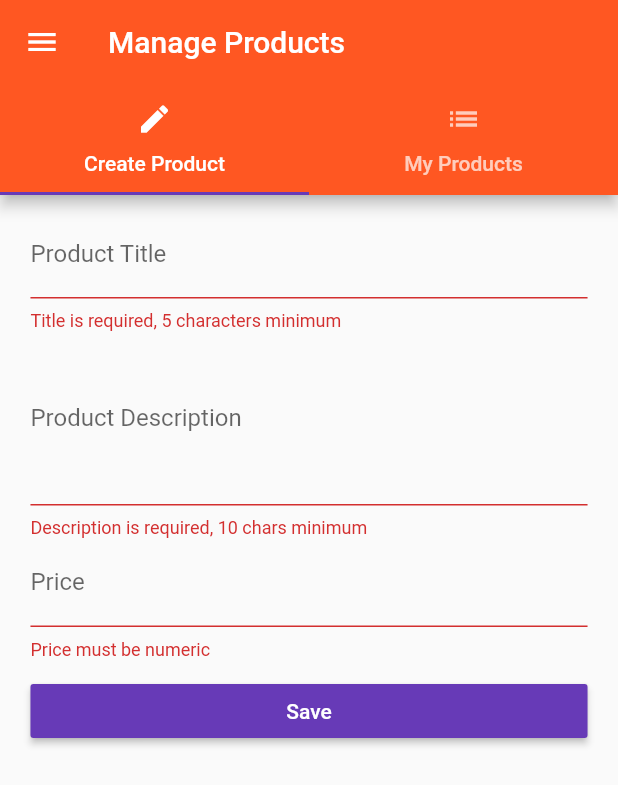
After one commit to john-martens/udemy_course, a Flutter app: the ProductAdminPage screen opened by its route, after a tap on "Save", on a phone screen of 412 x 824 dp. The commit adds this screen. Shown: the top 785 px of the screen. Run offline on Flutter 3.47's test engine with Material 2 defaults, Android fonts, the phone set to English and light mode, and no system bars.

Commit message:
finished Section 9 Forms

```diff
--- a/lib/main.dart
+++ b/lib/main.dart
@@ -36,6 +36,12 @@ class _MyAppState extends State<MyApp>{
     });
   }
 
+ void updateProduct(int index, Map<String, dynamic> newproduct){
+    setState(() {
+          _products[index] = newproduct;
+    });
+  }
+
 
   @override
   Widget build(BuildContext context) {
@@ -53,7 +59,7 @@ class _MyAppState extends State<MyApp>{
       routes: {
         '/' : (BuildContext context) => AuthPage(),
         '/products' : (BuildContext context) => HomePage(_products),
-        '/admin' : (BuildContext context) => ProductAdminPage(addProduct, deleteProduct),
+        '/admin' : (BuildContext context) => ProductAdminPage(addProduct, updateProduct, deleteProduct, _products),
       },
       onGenerateRoute: (RouteSettings settings){
         final List<String> pathElements = settings.name.split('/');
--- a/lib/pages/product_admin.dart
+++ b/lib/pages/product_admin.dart
@@ -1,12 +1,14 @@
 import 'package:flutter/material.dart';
-import 'package:section2/pages/product_create_page.dart';
+import 'package:section2/pages/product_edit_page.dart';
 import 'package:section2/pages/product_list_page.dart';
 
 class ProductAdminPage extends StatelessWidget {
   final Function addProduct;
+  final Function updateProduct;
   final Function deleteProduct;
+  final List<Map<String,dynamic>> products;
 
-  ProductAdminPage(this.addProduct, this.deleteProduct);
+  ProductAdminPage(this.addProduct, this.updateProduct, this.deleteProduct,this.products);
 
   Widget _buildSideDrawer(BuildContext context) {
     return Drawer(
@@ -44,8 +46,8 @@ class ProductAdminPage extends StatelessWidget {
             ),
             body: TabBarView(
               children: <Widget>[
-                ProductCreatePage(addProduct),
-                ProductListPage()
+                ProductEditPage(addProduct: addProduct),
+                ProductListPage(products, updateProduct)
               ],
             )));
   }
--- /dev/null
+++ b/lib/pages/product_edit_page.dart
@@ -0,0 +1,146 @@
+import 'package:flutter/material.dart';
+
+class ProductEditPage extends StatefulWidget {
+  final Function addProduct;
+  final Function updateProduct;
+  final Map<String, dynamic> product;
+  final int productIndex;
+
+  //{} means optional arguments
+  ProductEditPage({this.addProduct, this.updateProduct, this.product, this.productIndex});
+  @override
+  State<StatefulWidget> createState() {
+    return _ProductEditPageState();
+  }
+}
+
+class _ProductEditPageState extends State<ProductEditPage> {
+
+  final Map<String, dynamic>_formData = {
+    'title': null,
+    'description': null,
+    'price': null,
+    'image': 'assets/food.jpg'
+  };
+
+
+  //needed for forms -> a form key
+  final GlobalKey<FormState> _formKey = GlobalKey<FormState>();
+
+//got this from stack overflow - check if data is number
+  bool _isNumeric(String s) {
+    if (s == null) {
+      return false;
+    }
+    try {
+      double.parse(s);
+    } catch (e) {
+      return false;
+    }
+    return true;
+  }
+
+  Widget _buildTitleTextField() {
+    return TextFormField(
+      decoration: InputDecoration(labelText: 'Product Title'),
+      initialValue: widget.product==null? "" : widget.product['title'],
+      validator: (String val) {
+        if (val.isEmpty || val.length < 5)
+          return 'Title is required, 5 characters minimum';
+      },
+      onSaved: (String val) {
+          _formData['title'] = val;
+      }
+    );
+  }
+
+  Widget _buildDescriptionTextField() {
+    return TextFormField(
+      decoration: InputDecoration(labelText: 'Product Description'),
+      initialValue: widget.product==null? "" : widget.product['description'],
+      maxLines: 4,
+      validator: (String val) {
+        if (val.isEmpty || val.length < 10)
+          return 'Description is required, 10 chars minimum';
+      },
+      onSaved: (String val) {
+          _formData['description']  = val;
+      }
+    );
+  }
+
+  Widget _buildPriceTextField() {
+    return TextFormField(
+      decoration: InputDecoration(labelText: 'Price'),
+      initialValue: widget.product==null? "" : widget.product['price'].toString(),
+      keyboardType: TextInputType.number,
+      validator: (String val) {
+        return _isNumeric(val) == false ? "Price must be numeric" : null;
+      },
+      onSaved: (String val) {
+         _formData['price'] =  double.parse(val);
+      }
+    );
+  }
+
+  void _submitForm() {
+    if (_formKey.currentState.validate() == false) return;
+    _formKey.currentState.save();
+    if(widget.product==null){
+      widget.addProduct(_formData);
+    }
+    else{
+      widget.updateProduct(widget.productIndex, _formData);
+    }
+
+    Navigator.pushReplacementNamed(context, '/products');
+  }
+
+  @override
+  Widget build(BuildContext context) {
+    final double _deviceWidth = MediaQuery.of(context).size.width;
+    final double _containWidth =
+        _deviceWidth > 550.0 ? 500.0 : _deviceWidth * 0.95;
+    //cant set width on Listview so we will do padding = dev-contain / 2
+    final double _padding = (_deviceWidth - _containWidth) / 2;
+    //wrap in gesture dectector to click OFF form to close keyboard
+
+    Widget pageContent =
+    GestureDetector(
+      onTap:(){
+        FocusScope.of(context).requestFocus(FocusNode());
+      },
+     child: Container(
+        margin: EdgeInsets.all(10.0),
+        child: Form(
+          key: _formKey,
+          child: ListView(
+            padding: EdgeInsets.symmetric(horizontal: _padding),
+            children: <Widget>[
+              _buildTitleTextField(),
+              _buildDescriptionTextField(),
+              _buildPriceTextField(),
+              SizedBox(height: 10.0),
+              RaisedButton(
+                child: Text("Save"),
+                textColor: Colors.white,
+                onPressed: _submitForm,
+              )
+            ],
+          ),
+        ),
+      ),
+    ); //Gesture detector
+
+      return widget.product==null? pageContent :
+          Scaffold(
+            appBar: AppBar(
+              title: Text("Edit Product"),
+            ),
+            body: pageContent,
+          );
+
+  } //end widget build
+
+
+}
--- a/lib/pages/product_list_page.dart
+++ b/lib/pages/product_list_page.dart
@@ -1,10 +1,36 @@
 import 'package:flutter/material.dart';
+import 'package:section2/pages/product_edit_page.dart';
 
 class ProductListPage extends StatelessWidget {
+  final List<Map<String,dynamic>> products;
+  final Function updateProduct;
+  ProductListPage(this.products, this.updateProduct);
   @override
   Widget build(BuildContext context) {
-   return Center(
-      child: Text("Show all Products"),
-    );
+   return ListView.builder(
+     itemCount: products.length,
+     itemBuilder: (BuildContext context, int index){
+      return ListTile(
+        leading: Image.asset(products[index]['image'],width: 50.0,height: 50.0),
+        title: Text(products[index]['title']),
+        trailing: IconButton(
+          icon: Icon(Icons.edit),
+          onPressed: (){
+            Navigator.of(context).push(
+              MaterialPageRoute(
+                builder: (BuildContext context){
+                    return ProductEditPage(
+                      product: products[index],
+                      updateProduct: updateProduct,
+                      productIndex: index
+                    );
+                }
+                )
+            );
+          },
+        ),
+       );
+     },
+   );
   }
 }
```
Also changed, not shown: lib/pages/auth.dart (+35 -20 lines), lib/pages/product_create_page.dart (deleted, +0 -92 lines).
